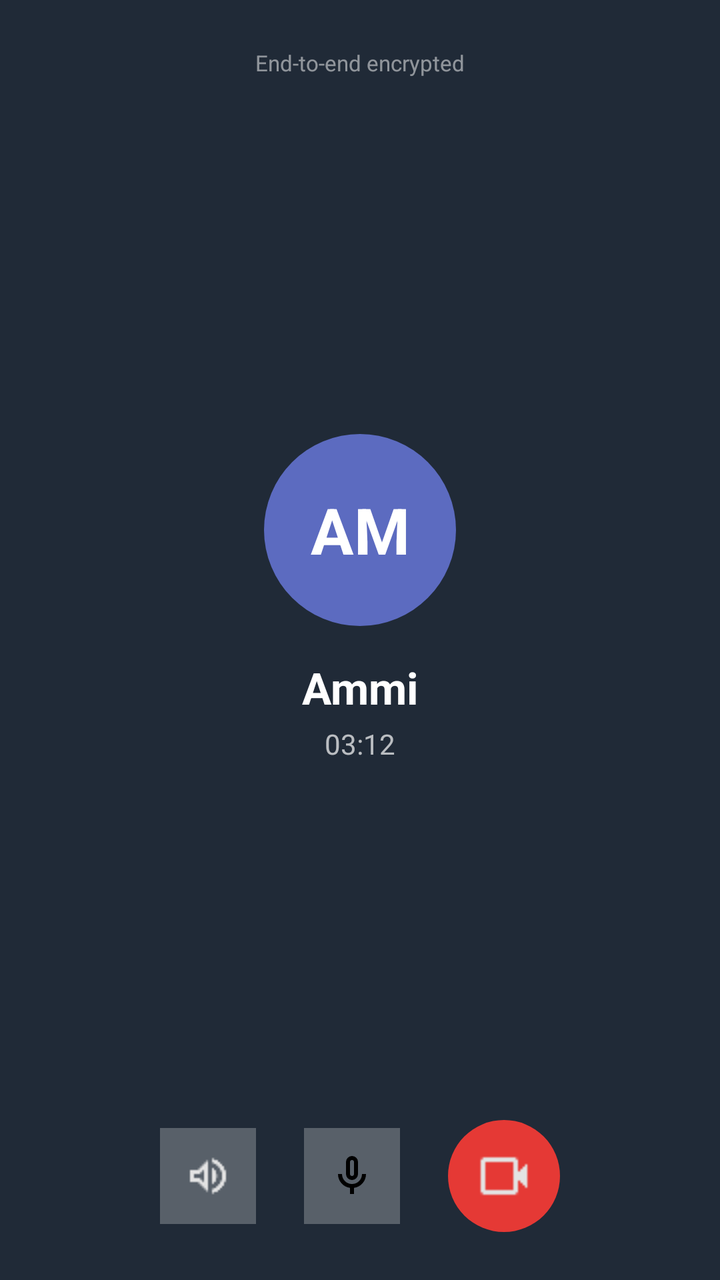
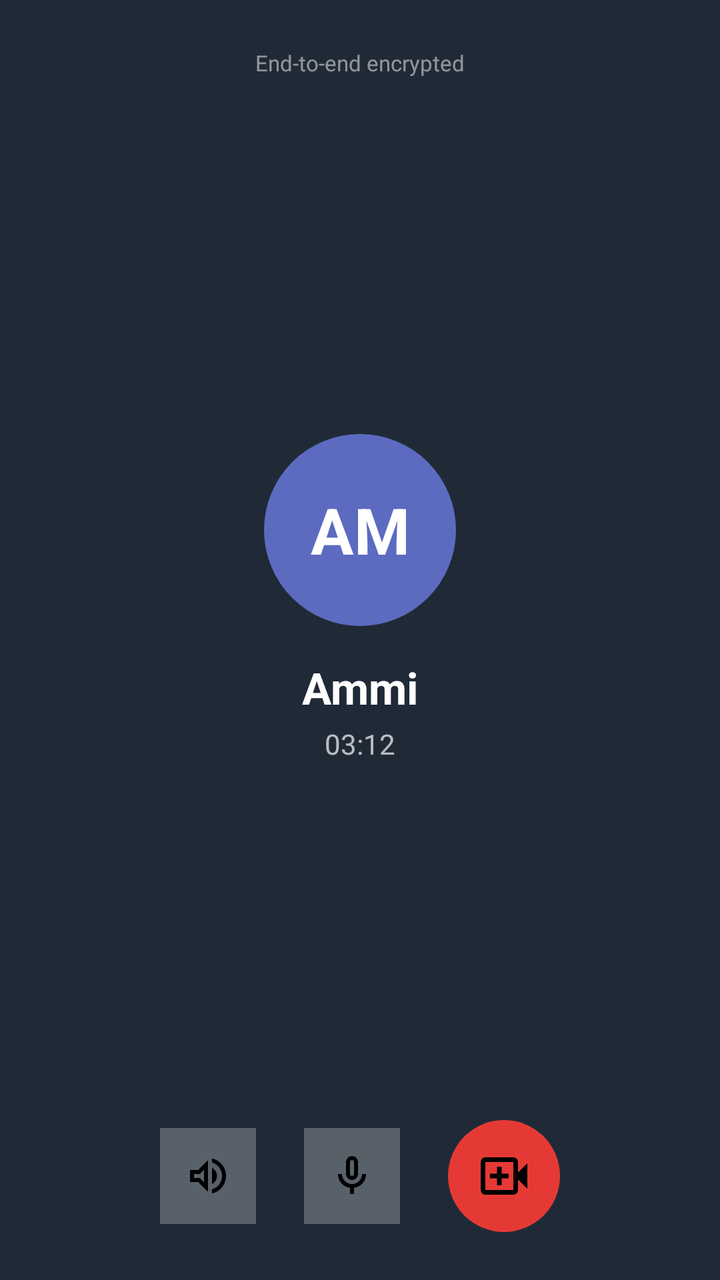

Before-and-after screenshots of an Android layout around one commit, followed by the original layout XML and the change that was made.
<!-- AndroidManifest.xml: application theme Theme.I230720_SMD_Assignment1 -->
<!-- res/layout/voicecall.xml -->
<?xml version="1.0" encoding="utf-8"?>
<LinearLayout xmlns:android="http://schemas.android.com/apk/res/android"
    android:layout_width="match_parent"
    android:layout_height="match_parent"
    android:background="#202A37"
    android:gravity="center_horizontal"
    android:orientation="vertical"
    android:padding="24dp">

    <TextView
        android:layout_width="wrap_content"
        android:layout_height="wrap_content"
        android:text="End-to-end encrypted"
        android:textColor="#80FFFFFF"
        android:textSize="11sp" />

    <View
        android:layout_width="match_parent"
        android:layout_height="0dp"
        android:layout_weight="1" />

    <TextView
        android:layout_width="96dp"
        android:layout_height="96dp"
        android:background="@drawable/avatar_circle"
        android:backgroundTint="#5C6BC0"
        android:gravity="center"
        android:text="AM"
        android:textColor="#FFFFFF"
        android:textSize="32sp"
        android:textStyle="bold" />

    <TextView
        android:layout_width="wrap_content"
        android:layout_height="wrap_content"
        android:layout_marginTop="16dp"
        android:text="Ammi"
        android:textColor="#FFFFFF"
        android:textSize="22sp"
        android:textStyle="bold" />

    <TextView
        android:layout_width="wrap_content"
        android:layout_height="wrap_content"
        android:layout_marginTop="4dp"
        android:text="03:12"
        android:textColor="#B0FFFFFF"
        android:textSize="14sp" />

    <View
        android:layout_width="match_parent"
        android:layout_height="0dp"
        android:layout_weight="1" />

    <LinearLayout
        android:layout_width="match_parent"
        android:layout_height="wrap_content"
        android:gravity="center"
        android:orientation="horizontal">

        <ImageView
            android:layout_width="48dp"
            android:layout_height="48dp"
            android:background="#40FFFFFF"
            android:contentDescription="Speaker"
            android:padding="12dp"
            android:src="@drawable/speaker" />

        <ImageView
            android:layout_width="48dp"
            android:layout_height="48dp"
            android:layout_marginStart="24dp"
            android:background="#40FFFFFF"
            android:contentDescription="Mute"
            android:padding="12dp"
            android:src="@drawable/mic" />

        <ImageView
            android:id="@+id/btnEndCall"
            android:layout_width="56dp"
            android:layout_height="56dp"
            android:layout_marginStart="24dp"
            android:background="@drawable/avatar_circle"
            android:backgroundTint="#E53935"
            android:contentDescription="End call"
            android:padding="14dp"
            android:src="@drawable/recordorcall" />
    </LinearLayout>

</LinearLayout>
<!-- resources referenced by this layout -->
<resources>
  <!-- drawable avatar_circle (drawable) -->
  <?xml version="1.0" encoding="utf-8"?>
  <shape xmlns:android="http://schemas.android.com/apk/res/android"
      android:shape="oval">
      <solid android:color="#ffffff" />
  </shape>
  <!-- drawable mic: png bitmap (drawable, 414 bytes) -->
  <!-- drawable recordorcall: png bitmap (drawable, 232 bytes) -->
  <!-- drawable speaker: png bitmap (drawable, 534 bytes) -->
  <style name="Theme.I230720_SMD_Assignment1" parent="Base.Theme.I230720_SMD_Assignment1" />
  <style name="Base.Theme.I230720_SMD_Assignment1" parent="Theme.Material3.DayNight.NoActionBar">
          
          
      </style>
</resources>

<!-- the commit's change to res/layout/voicecall.xml (unified diff, before → after) -->
@@ -64,7 +64,7 @@
             android:background="#40FFFFFF"
             android:contentDescription="Speaker"
             android:padding="12dp"
-            android:src="@drawable/speaker" />
+            android:src="@drawable/volume_up" />
 
         <ImageView
             android:layout_width="48dp"
@@ -84,7 +84,7 @@
             android:backgroundTint="#E53935"
             android:contentDescription="End call"
             android:padding="14dp"
-            android:src="@drawable/recordorcall" />
+            android:src="@drawable/video_call" />
     </LinearLayout>
 
 </LinearLayout>
<!-- resource entries referenced after the edit -->
@@ -6,9 +6,33 @@
       android:shape="oval">
       <solid android:color="#ffffff" />
   </shape>
-  <!-- drawable mic: png bitmap (drawable, 414 bytes) -->
-  <!-- drawable recordorcall: png bitmap (drawable, 232 bytes) -->
-  <!-- drawable speaker: png bitmap (drawable, 534 bytes) -->
+  <!-- drawable mic (drawable) -->
+  <vector xmlns:android="http://schemas.android.com/apk/res/android"
+      android:width="24dp"
+      android:height="24dp"
+      android:viewportWidth="24"
+      android:viewportHeight="24">
+      <path android:fillColor="@android:color/black"
+          android:pathData="M9.88,13.13Q9,12.25 9,11V5Q9,3.75 9.88,2.88T12,2t2.13,0.88T15,5v6q0,1.25-0.88,2.13T12,14T9.88,13.13ZM12,8ZM11,21V17.93Q8.4,17.58 6.7,15.6T5,11H7q0,2.07 1.46,3.54T12,16t3.54-1.46T17,11h2q0,2.63-1.7,4.6T13,17.93V21H11Zm1.71-9.29Q13,11.43 13,11V5q0-0.43-0.29-0.71T12,4T11.29,4.29T11,5v6q0,0.42 0.29,0.71T12,12t0.71-0.29Z"/>
+  </vector>
+  <!-- drawable video_call (drawable) -->
+  <vector xmlns:android="http://schemas.android.com/apk/res/android"
+      android:width="24dp"
+      android:height="24dp"
+      android:viewportWidth="24"
+      android:viewportHeight="24">
+      <path android:fillColor="@android:color/black"
+          android:pathData="M9,16h2V13h3V11H11V8H9v3H6v2H9v3ZM4,20q-0.82,0-1.41-0.59T2,18V6Q2,5.18 2.59,4.59T4,4H16q0.82,0 1.41,0.59Q18,5.18 18,6v4.5l4-4v11l-4-4V18q0,0.82-0.59,1.41T16,20H4Zm0-2H16V6H4V18Zm0,0V6V18Z"/>
+  </vector>
+  <!-- drawable volume_up (drawable) -->
+  <vector xmlns:android="http://schemas.android.com/apk/res/android"
+      android:width="24dp"
+      android:height="24dp"
+      android:viewportWidth="24"
+      android:viewportHeight="24">
+      <path android:fillColor="@android:color/black"
+          android:pathData="M14,20.73V18.68q2.25-0.65 3.63-2.5T19,11.98t-1.38-4.2Q16.25,5.93 14,5.27V3.22q3.1,0.7 5.05,3.14T21,11.98t-1.95,5.61T14,20.73ZM3,15V9H7l5-5V20L7,15H3Zm11,1V7.95Q15.18,8.5 15.84,9.6T16.5,12q0,1.27-0.66,2.36T14,16ZM10,8.85L7.85,11H5v2H7.85L10,15.15V8.85ZM7.5,12Z"/>
+  </vector>
   <style name="Theme.I230720_SMD_Assignment1" parent="Base.Theme.I230720_SMD_Assignment1" />
   <style name="Base.Theme.I230720_SMD_Assignment1" parent="Theme.Material3.DayNight.NoActionBar">
           
